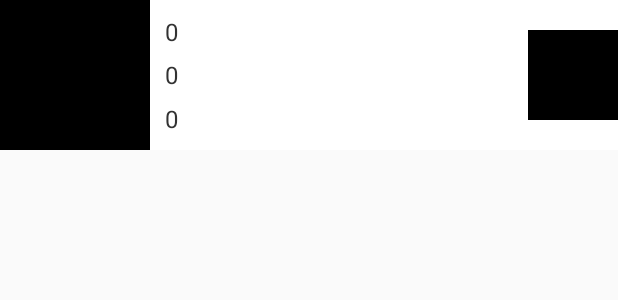
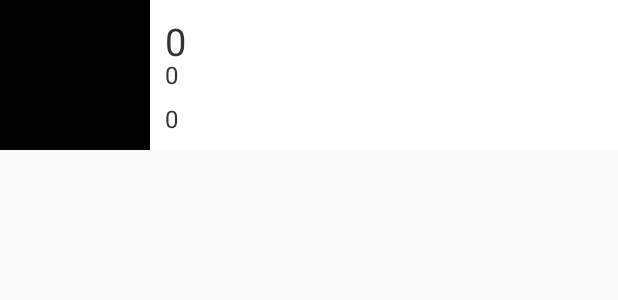
Before and after one commit to PMRoberts/Austin-Food-Trucks, an Android app: the layout adapter_truck_list.xml on its own in the app's theme, with its tools: preview values and no code run, on a phone screen of 412 x 824 dp. Shown: the top 300 px of the screen. Run offline under Robolectric (Android 15) with nearby library versions, the phone set to English and light mode, and no system bars.

Commit message:
some layout changes

```diff
--- a/app/src/main/AndroidManifest.xml
+++ b/app/src/main/AndroidManifest.xml
@@ -6,6 +6,7 @@
 
     <uses-permission android:name="android.permission.INTERNET" />
     <uses-permission android:name="android.permission.ACCESS_NETWORK_STATE" />
+    <uses-permission android:name="android.permission.ACCESS_WIFI_STATE" />
     <uses-permission android:name="android.permission.WRITE_EXTERNAL_STORAGE" />
     <uses-permission android:name="com.google.android.providers.gsf.permission.READ_GSERVICES" />
     <uses-permission android:name="android.permission.ACCESS_FINE_LOCATION" />
--- a/app/src/main/res/layout/adapter_truck_list.xml
+++ b/app/src/main/res/layout/adapter_truck_list.xml
@@ -21,7 +21,7 @@
         android:layout_width="wrap_content"
         android:layout_height="wrap_content"
         android:layout_centerHorizontal="true"
-        android:textSize="16dp"
+        android:textSize="25dp"
         android:text="0"
         android:textColor="#323232"
         android:layout_margin="10dp"
@@ -57,8 +57,7 @@
         android:layout_height="60dp"
         android:layout_centerVertical="true"
         android:layout_alignParentRight="true"
-        android:padding="5dp"
-        android:background="#000000"/>
+        android:padding="5dp" />
 
 
 </RelativeLayout>
```
Also changed, not shown: app/src/main/java/com/project4398/michael/austinfoodtrucks/activities/SplashActivity.java (+41 -0 lines), app/src/main/res/drawable-hdpi/Splash.png (added), 1 other file.
